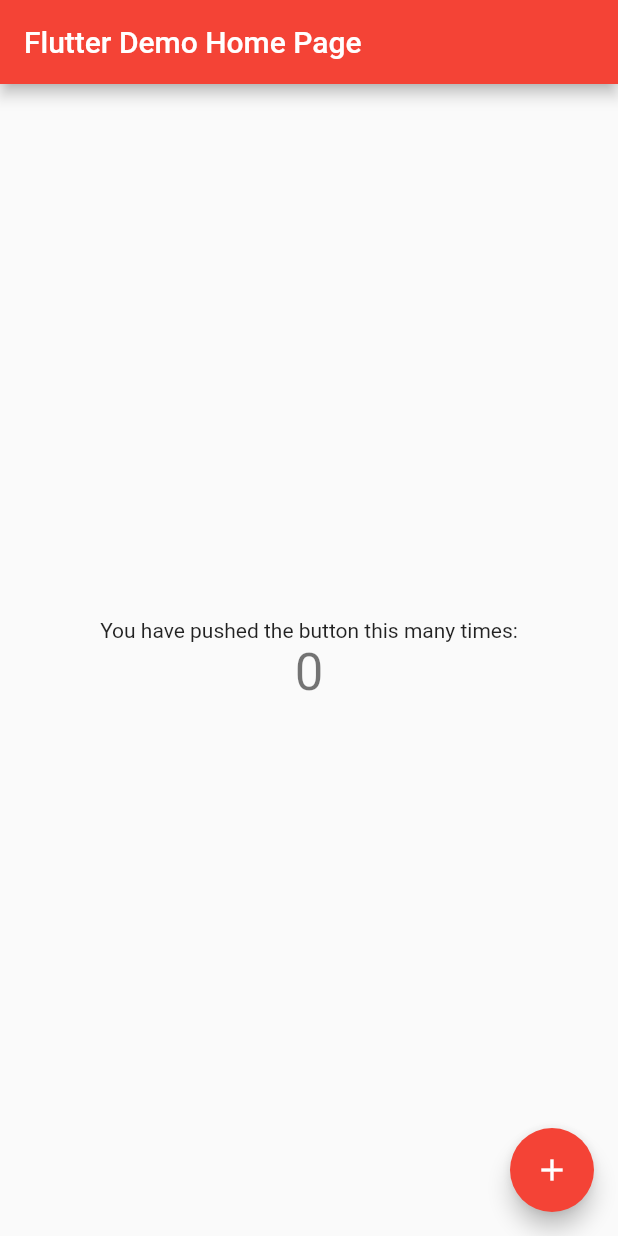
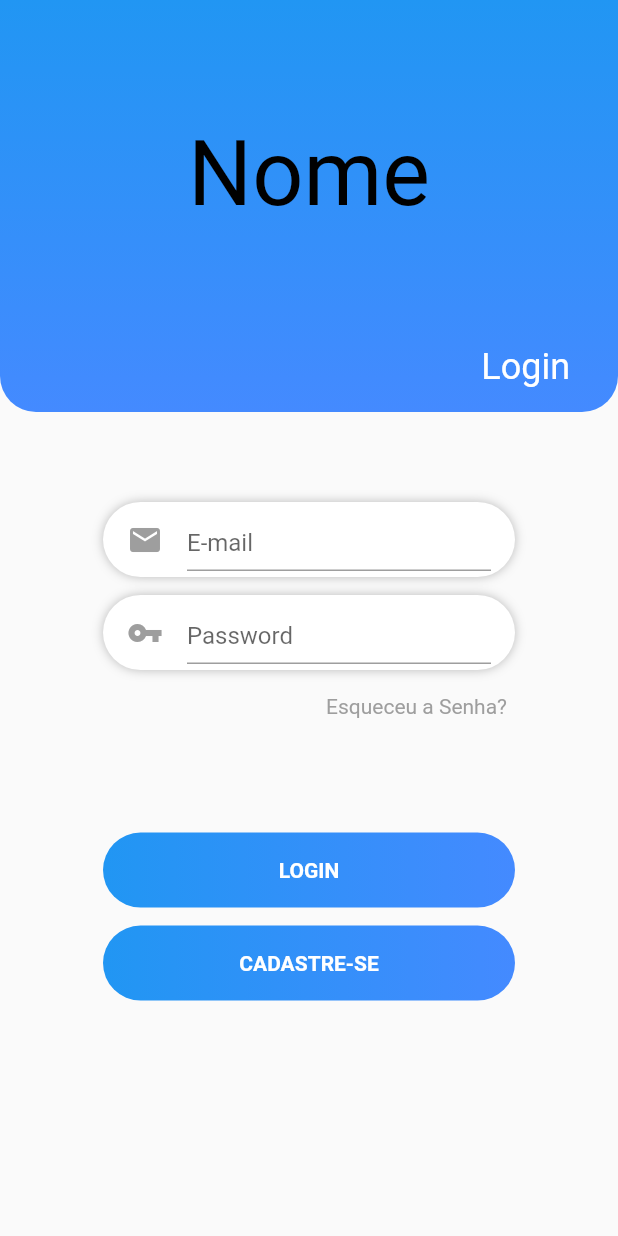
Before and after one commit to BrunoPeron/notifyMe, a Flutter app: the screen it shows after launch, on a phone screen of 412 x 824 dp. Run offline on Flutter 3.47's test engine with Material 2 defaults, Android fonts, the phone set to English and light mode, and no system bars.

Commit message:
front login

```diff
--- /dev/null
+++ b/lib/login.dart
@@ -0,0 +1,218 @@
+import 'package:flutter/cupertino.dart';
+import 'package:flutter/material.dart';
+import 'package:flutter/services.dart';
+
+void main() {
+  runApp(LoginPage());
+}
+class LoginPage extends StatefulWidget {
+  State<StatefulWidget> createState(){
+    return _LoginPageState();
+  }
+}
+
+class _LoginPageState extends State<LoginPage>{
+  @override
+
+  void initStates(){
+    SystemChrome.setEnabledSystemUIOverlays([]);
+    super.initState();
+  }
+  Widget build(BuildContext context) {
+    return Scaffold(
+      body: Container(
+        child: Column(
+          children: <Widget> [
+            Container(
+              width: MediaQuery.of(context).size.width,
+              height: MediaQuery.of(context).size.height/3,
+              decoration: BoxDecoration(
+                gradient: LinearGradient(
+                  begin: Alignment.topCenter,
+                    end: Alignment.bottomCenter,
+                    colors: [
+                      Colors.blue,
+                      Colors.blueAccent,
+                    ]
+                ),
+                  borderRadius: BorderRadius.only(
+                    bottomLeft: Radius.circular(24),
+                    bottomRight: Radius.circular(24),
+                  ),
+              ),
+              child: Column(
+                mainAxisAlignment: MainAxisAlignment.center,
+                children: <Widget>[
+
+                  Spacer(),
+                  Align(
+                    alignment: Alignment.center,
+                    child: Text("Nome",
+                    style: TextStyle(
+                        color: Colors.black,
+                        fontSize: 60
+                      ),
+                    ),
+                  ),
+
+                  Spacer(),
+                  Align(
+                    alignment: Alignment.bottomRight,
+                    child: Padding(
+                      padding: const EdgeInsets.only(
+                        bottom: 16,
+                        right: 32
+                      ),
+                      child: Text("Login",
+                      style: TextStyle(
+                          color: Colors.white,
+                          fontSize: 24,
+                        ),
+                      ),
+                    ),
+                  ),
+                ],
+              ),
+            ),
+
+            //Campo de email
+            Container(
+              height: MediaQuery.of(context).size.width/1.05,
+              width: MediaQuery.of(context).size.width,
+              padding: EdgeInsets.only(top: 60),
+
+              child: Column(
+                children: <Widget>[
+                  Container(
+                    width: MediaQuery.of(context).size.width/1.5,
+                    height: 50,
+                    padding: EdgeInsets.only(
+                      top: 4, left: 16, right: 16, bottom: 4
+                    ),
+                    decoration: BoxDecoration(
+                      borderRadius: BorderRadius.all(
+                        Radius.circular(50)
+                      ),
+                      color: Colors.white,
+                      boxShadow: [
+                        BoxShadow(
+                          color: Colors.black26,
+                          blurRadius: 5
+                        )
+                      ],
+                    ),
+                    child: TextField(
+                      decoration: InputDecoration(
+                        icon: Icon(Icons.email,
+                        color: Colors.grey,
+                        ),
+                          hintText: 'E-mail'
+                      ),
+                    ),
+                  ),
+
+                  //campo de senha
+                  Container(
+                    width: MediaQuery.of(context).size.width/1.5,
+                    height: 50,
+                    margin: EdgeInsets.only(top: 12),
+                    padding: EdgeInsets.only(
+                        top: 4, left: 16, right: 16, bottom: 4
+                    ),
+                    decoration: BoxDecoration(
+                        borderRadius: BorderRadius.all(
+                            Radius.circular(50)
+                        ),
+                        color: Colors.white,
+                        boxShadow: [
+                          BoxShadow(
+                              color: Colors.black26,
+                              blurRadius: 5
+                          )
+                        ]
+                    ),
+                    child: TextField(
+                      decoration: InputDecoration(
+                          icon: Icon(Icons.vpn_key,
+                            color: Colors.grey,
+                          ),
+                          hintText: 'Password'
+                      ),
+                    ),
+                  ),
+
+                  //mensagem esqueci a senha
+                  Align(
+                    alignment: Alignment.centerRight,
+                    child: Padding(
+                      padding: const EdgeInsets.only(
+                        top: 16, right: 74
+                      ),
+                      child: Text('Esqueceu a Senha?',
+                        style: TextStyle(
+                          color: Colors.grey
+                        ),
+                      ),
+                    ),
+                  ),
+                  Spacer(),
+
+                  //botão login
+                  Container(
+                    width: MediaQuery.of(context).size.width/1.5,
+                    height: 50,
+                    decoration: BoxDecoration(
+                      gradient: LinearGradient(
+                        colors: [
+                          Colors.blue,
+                          Colors.blueAccent,
+                        ],
+                      ),
+                      borderRadius: BorderRadius.all(
+                        Radius.circular(50)
+                      )
+                    ),
+                    child: Center(
+                      child: Text('Login'.toUpperCase(),//mudar para botão
+                        style: TextStyle(
+                            color: Colors.white,
+                            fontWeight: FontWeight.bold
+                        ),
+                      ),
+                    ),
+                  ),
+
+                  //Botão Cadastro
+                  Container(
+                    width: MediaQuery.of(context).size.width/1.5,
+                    height: 50,
+                    margin: EdgeInsets.only(top: 12),
+                    decoration: BoxDecoration(
+                        gradient: LinearGradient(
+                          colors: [
+                            Colors.blue,
+                            Colors.blueAccent,
+                          ],
+                        ),
+                        borderRadius: BorderRadius.all(
+                            Radius.circular(50)
+                        )
+                    ),
+                    child: Center(
+                      child: Text('Cadastre-se'.toUpperCase(),//mudar para botão
+                        style: TextStyle(
+                            color: Colors.white,
+                            fontWeight: FontWeight.bold
+                        ),
+                      ),
+                    ),
+                  ),
+                ],
+              ),
+            )
+          ],
+        ),
+      ),
+    );
+  }
+}
--- a/lib/main.dart
+++ b/lib/main.dart
@@ -1,117 +1,21 @@
 import 'package:flutter/material.dart';
+import 'package:projeto_app/login.dart';
 
 void main() {
   runApp(MyApp());
 }
 
 class MyApp extends StatelessWidget {
-  // This widget is the root of your application.
+
   @override
   Widget build(BuildContext context) {
     return MaterialApp(
       title: 'Flutter Demo',
       theme: ThemeData(
-        // This is the theme of your application.
-        //
-        // Try running your application with "flutter run". You'll see the
-        // application has a blue toolbar. Then, without quitting the app, try
-        // changing the primarySwatch below to Colors.green and then invoke
-        // "hot reload" (press "r" in the console where you ran "flutter run",
-        // or simply save your changes to "hot reload" in a Flutter IDE).
-        // Notice that the counter didn't reset back to zero; the application
-        // is not restarted.
-        primarySwatch: Colors.red,
-        // This makes the visual density adapt to the platform that you run
-        // the app on. For desktop platforms, the controls will be smaller and
-        // closer together (more dense) than on mobile platforms.
+
         visualDensity: VisualDensity.adaptivePlatformDensity,
       ),
-      home: MyHomePage(title: 'Flutter Demo Home Page'),
+      home: LoginPage(),
     );
   }
 }
-
-class MyHomePage extends StatefulWidget {
-  MyHomePage({Key key, this.title}) : super(key: key);
-
-  // This widget is the home page of your application. It is stateful, meaning
-  // that it has a State object (defined below) that contains fields that affect
-  // how it looks.
-
-  // This class is the configuration for the state. It holds the values (in this
-  // case the title) provided by the parent (in this case the App widget) and
-  // used by the build method of the State. Fields in a Widget subclass are
-  // always marked "final".
-
-  final String title;
-
-  @override
-  _MyHomePageState createState() => _MyHomePageState();
-}
-
-class _MyHomePageState extends State<MyHomePage> {
-  int _counter = 0;
-
-  void _incrementCounter() {
-    setState(() {
-      // This call to setState tells the Flutter framework that something has
-      // changed in this State, which causes it to rerun the build method below
-      // so that the display can reflect the updated values. If we changed
-      // _counter without calling setState(), then the build method would not be
-      // called again, and so nothing would appear to happen.
-      _counter++;
-    });
-  }
-
-  @override
-  Widget build(BuildContext context) {
-    // This method is rerun every time setState is called, for instance as done
-    // by the _incrementCounter method above.
-    //
-    // The Flutter framework has been optimized to make rerunning build methods
-    // fast, so that you can just rebuild anything that needs updating rather
-    // than having to individually change instances of widgets.
-    return Scaffold(
-      appBar: AppBar(
-        // Here we take the value from the MyHomePage object that was created by
-        // the App.build method, and use it to set our appbar title.
-        title: Text(widget.title),
-      ),
-      body: Center(
-        // Center is a layout widget. It takes a single child and positions it
-        // in the middle of the parent.
-        child: Column(
-          // Column is also a layout widget. It takes a list of children and
-          // arranges them vertically. By default, it sizes itself to fit its
-          // children horizontally, and tries to be as tall as its parent.
-          //
-          // Invoke "debug painting" (press "p" in the console, choose the
-          // "Toggle Debug Paint" action from the Flutter Inspector in Android
-          // Studio, or the "Toggle Debug Paint" command in Visual Studio Code)
-          // to see the wireframe for each widget.
-          //
-          // Column has various properties to control how it sizes itself and
-          // how it positions its children. Here we use mainAxisAlignment to
-          // center the children vertically; the main axis here is the vertical
-          // axis because Columns are vertical (the cross axis would be
-          // horizontal).
-          mainAxisAlignment: MainAxisAlignment.center,
-          children: <Widget>[
-            Text(
-              'You have pushed the button this many times:',
-            ),
-            Text(
-              '$_counter',
-              style: Theme.of(context).textTheme.headline4,
-            ),
-          ],
-        ),
-      ),
-      floatingActionButton: FloatingActionButton(
-        onPressed: _incrementCounter,
-        tooltip: 'Increment',
-        child: Icon(Icons.add),
-      ), // This trailing comma makes auto-formatting nicer for build methods.
-    );
-  }
-}
```
